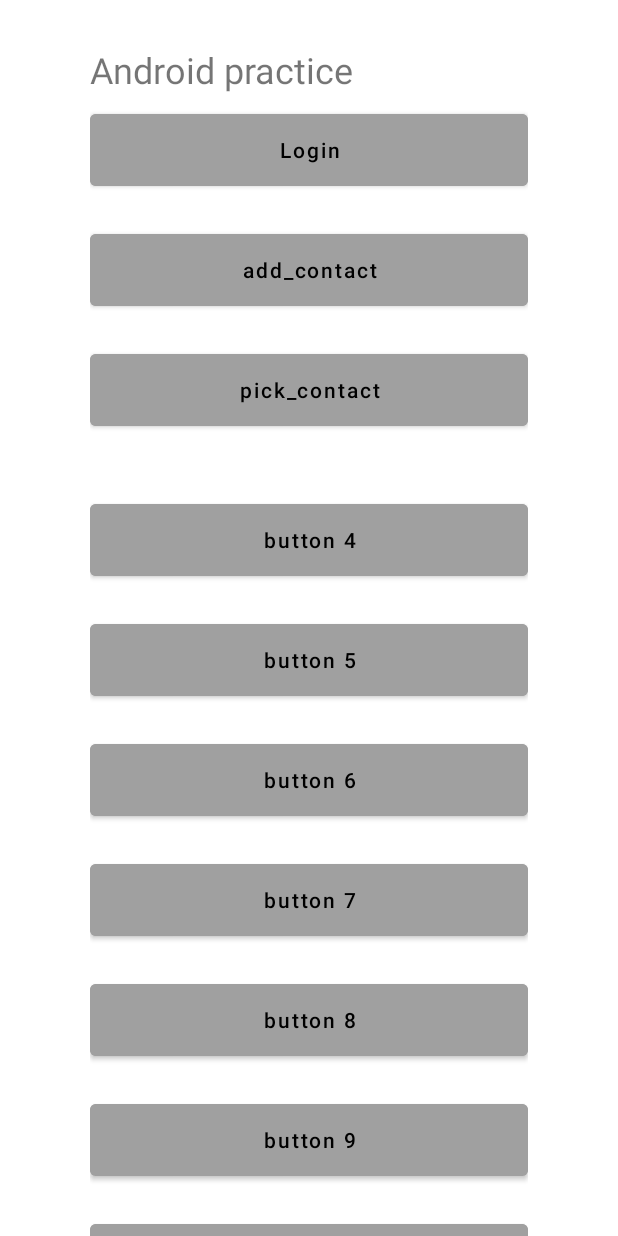
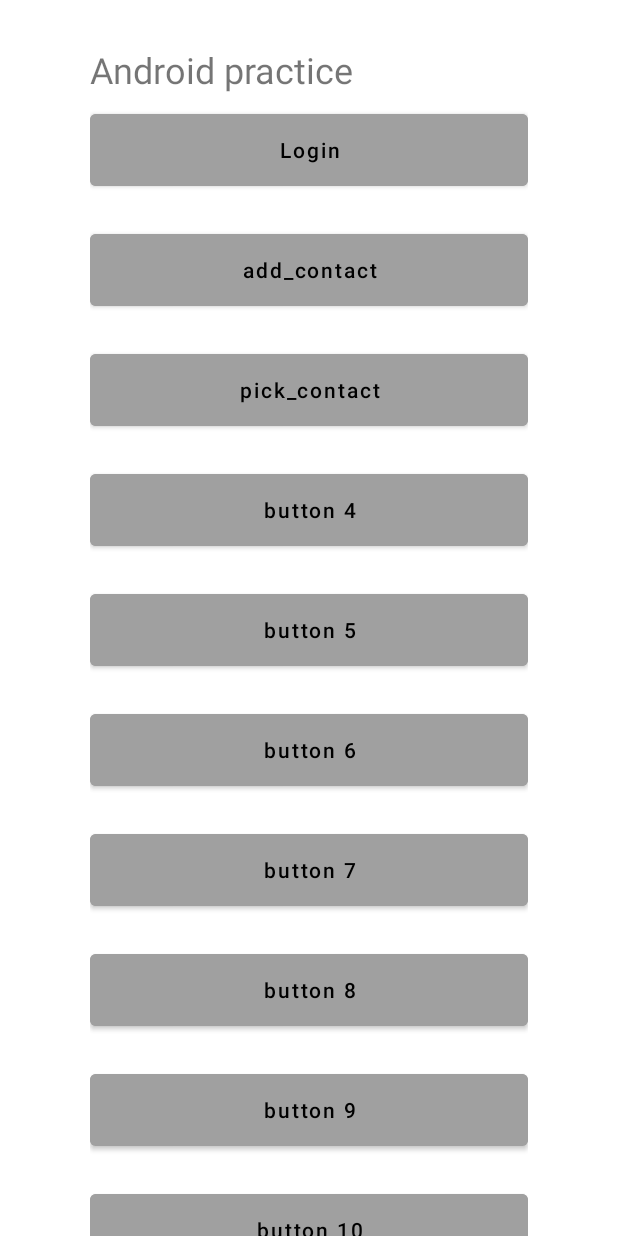
Before and after one commit to zycsustc/AndroidJunior, an Android app: the screen it shows after launch (MainActivity), on a phone screen of 412 x 824 dp. Run offline under Robolectric (Android 15) with nearby library versions, the phone set to English and light mode, and no system bars.

Commit message:
[yichi][feat] add screen shots

```diff
--- a/app/src/main/res/layout/frame_layout.xml
+++ b/app/src/main/res/layout/frame_layout.xml
@@ -23,9 +23,9 @@
 
             <Button
                 android:layout_width="match_parent"
-                android:layout_height="wrap_content"
+                android:layout_height="@dimen/button_height"
                 android:layout_marginVertical="10dp"
-                android:height="@dimen/button_height"
+                android:layout_marginTop="30dp"
                 android:backgroundTint="@color/gray"
                 android:onClick="onLoginClick"
                 android:text="@string/login"
@@ -34,9 +34,8 @@
 
             <Button
                 android:layout_width="match_parent"
-                android:layout_height="wrap_content"
+                android:layout_height="@dimen/button_height"
                 android:layout_marginVertical="10dp"
-                android:height="@dimen/button_height"
                 android:backgroundTint="@color/gray"
                 android:onClick="onAddContactClick"
                 android:text="@string/add_contact"
@@ -45,9 +44,8 @@
 
             <Button
                 android:layout_width="match_parent"
-                android:layout_height="wrap_content"
+                android:layout_height="@dimen/button_height"
                 android:layout_marginVertical="10dp"
-                android:height="@dimen/button_height"
                 android:backgroundTint="@color/gray"
                 android:text="@string/pick_contact"
                 android:textAllCaps="false"
@@ -56,10 +54,9 @@
 
             <Button
                 android:layout_width="match_parent"
-                android:layout_height="wrap_content"
-                android:layout_marginTop="30dp"
+                android:layout_height="@dimen/button_height"
                 android:layout_marginBottom="10dp"
-                android:height="@dimen/button_height"
+                android:layout_marginVertical="10dp"
                 android:backgroundTint="@color/gray"
                 android:text="@string/button4"
                 android:textAllCaps="false"
@@ -67,9 +64,8 @@
 
             <Button
                 android:layout_width="match_parent"
-                android:layout_height="wrap_content"
+                android:layout_height="@dimen/button_height"
                 android:layout_marginVertical="10dp"
-                android:height="@dimen/button_height"
                 android:backgroundTint="@color/gray"
                 android:text="@string/button5"
                 android:textAllCaps="false"
@@ -77,9 +73,8 @@
 
             <Button
                 android:layout_width="match_parent"
-                android:layout_height="wrap_content"
+                android:layout_height="@dimen/button_height"
                 android:layout_marginVertical="10dp"
-                android:height="@dimen/button_height"
                 android:backgroundTint="@color/gray"
                 android:text="@string/button6"
                 android:textAllCaps="false"
@@ -88,9 +83,8 @@
 
             <Button
                 android:layout_width="match_parent"
-                android:layout_height="wrap_content"
+                android:layout_height="@dimen/button_height"
                 android:layout_marginVertical="10dp"
-                android:height="@dimen/button_height"
                 android:backgroundTint="@color/gray"
                 android:text="@string/button7"
                 android:textAllCaps="false"
@@ -98,9 +92,8 @@
 
             <Button
                 android:layout_width="match_parent"
-                android:layout_height="wrap_content"
+                android:layout_height="@dimen/button_height"
                 android:layout_marginVertical="10dp"
-                android:height="@dimen/button_height"
                 android:backgroundTint="@color/gray"
                 android:text="@string/button8"
                 android:textAllCaps="false"
@@ -108,9 +101,8 @@
 
             <Button
                 android:layout_width="match_parent"
-                android:layout_height="wrap_content"
+                android:layout_height="@dimen/button_height"
                 android:layout_marginVertical="10dp"
-                android:height="@dimen/button_height"
                 android:backgroundTint="@color/gray"
                 android:text="@string/button9"
                 android:textAllCaps="false"
@@ -118,9 +110,8 @@
 
             <Button
                 android:layout_width="match_parent"
-                android:layout_height="wrap_content"
+                android:layout_height="@dimen/button_height"
                 android:layout_marginVertical="10dp"
-                android:height="@dimen/button_height"
                 android:backgroundTint="@color/gray"
                 android:text="@string/button10"
                 android:textAllCaps="false"
```
Also changed, not shown: 46 other files.
